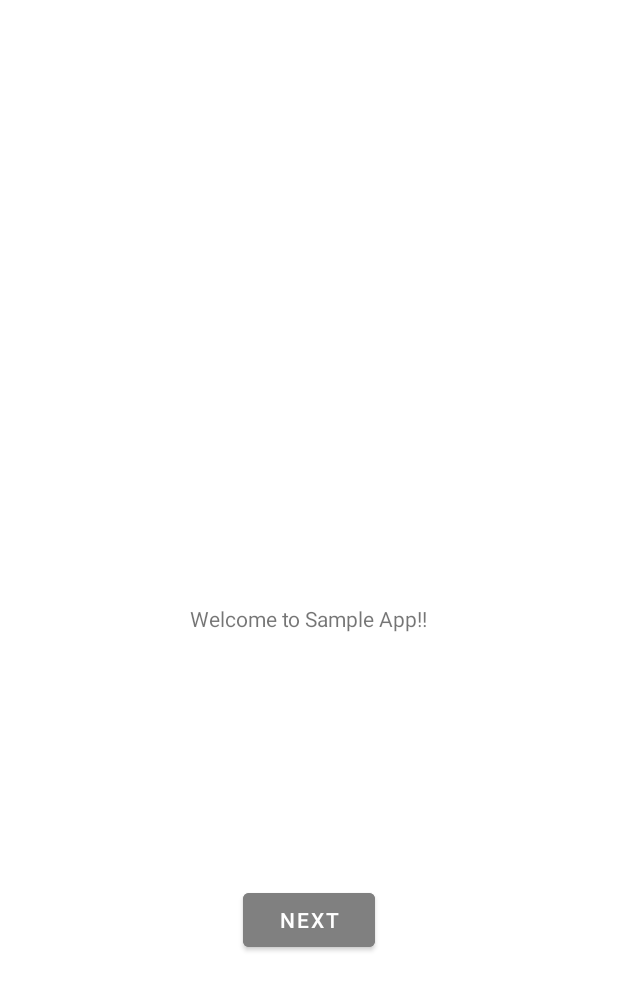
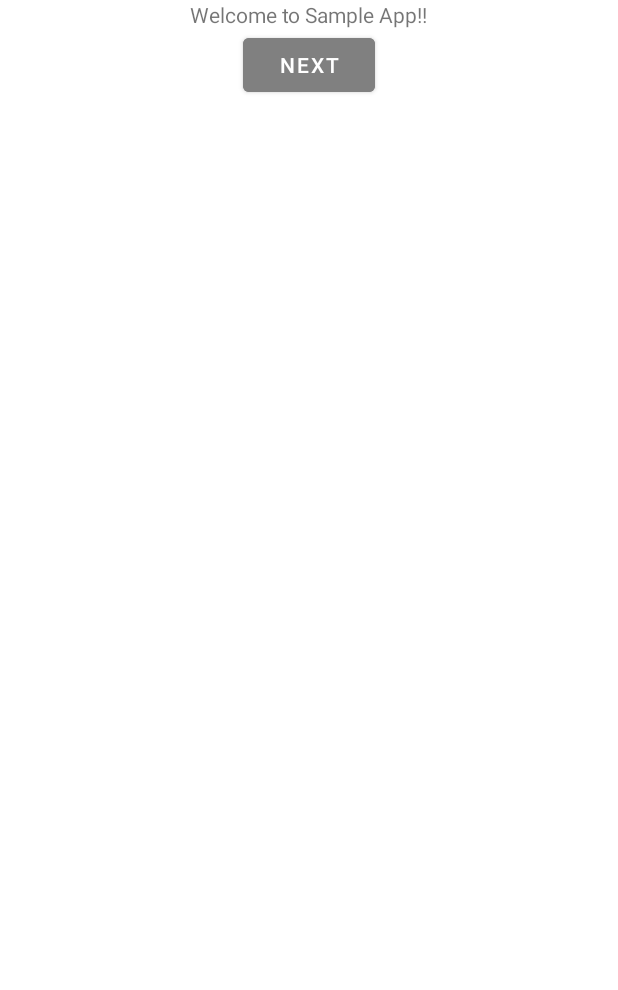
Before and after one commit to developer-min/sample-app-android, an Android app: the screen it shows after launch (MainActivity), on a phone screen of 412 x 824 dp. Shown: the top 990 px of the screen. Run offline under Robolectric (Android 15) with nearby library versions, the phone set to English and light mode, and no system bars.

Commit message:
Added TopFragment.

```diff
--- a/app/build.gradle
+++ b/app/build.gradle
@@ -37,6 +37,7 @@ dependencies {
     implementation 'androidx.appcompat:appcompat:1.3.0'
     implementation 'com.google.android.material:material:1.4.0'
     implementation 'androidx.constraintlayout:constraintlayout:2.0.4'
+    implementation 'androidx.legacy:legacy-support-v4:1.0.0'
     testImplementation 'junit:junit:4.13.2'
     androidTestImplementation 'androidx.test.ext:junit:1.1.3'
     androidTestImplementation 'androidx.test.espresso:espresso-core:3.4.0'
--- a/app/src/main/java/com/example/sampleapp/MainActivity.kt
+++ b/app/src/main/java/com/example/sampleapp/MainActivity.kt
@@ -2,11 +2,19 @@ package com.example.sampleapp
 
 import androidx.appcompat.app.AppCompatActivity
 import android.os.Bundle
+import android.widget.Button
+import androidx.fragment.app.FragmentManager
+import androidx.fragment.app.FragmentTransaction
 
 class MainActivity : AppCompatActivity() {
 
     override fun onCreate(savedInstanceState: Bundle?) {
         super.onCreate(savedInstanceState)
         setContentView(R.layout.activity_main)
+
+        val fragment = TopFragment()
+        val transaction = supportFragmentManager.beginTransaction()
+        transaction.add(R.id.container, fragment)
+        transaction.commit()
     }
 }
--- /dev/null
+++ b/app/src/main/java/com/example/sampleapp/TopFragment.kt
@@ -0,0 +1,21 @@
+package com.example.sampleapp
+
+import android.os.Bundle
+import androidx.fragment.app.Fragment
+import android.view.LayoutInflater
+import android.view.View
+import android.view.ViewGroup
+
+class TopFragment : Fragment() {
+
+    override fun onCreate(savedInstanceState: Bundle?) {
+        super.onCreate(savedInstanceState)
+    }
+
+    override fun onCreateView(
+        inflater: LayoutInflater, container: ViewGroup?,
+        savedInstanceState: Bundle?
+    ): View? {
+        return inflater.inflate(R.layout.fragment_top, container, false)
+    }
+}
--- a/app/src/main/res/layout/activity_main.xml
+++ b/app/src/main/res/layout/activity_main.xml
@@ -1,29 +1,9 @@
 <?xml version="1.0" encoding="utf-8"?>
 <androidx.constraintlayout.widget.ConstraintLayout xmlns:android="http://schemas.android.com/apk/res/android"
-    xmlns:app="http://schemas.android.com/apk/res-auto"
     xmlns:tools="http://schemas.android.com/tools"
+    android:id="@+id/container"
     android:layout_width="match_parent"
     android:layout_height="match_parent"
     tools:context=".MainActivity">
 
-    <TextView
-        android:id="@+id/welcome_text"
-        android:layout_width="wrap_content"
-        android:layout_height="wrap_content"
-        android:text="@string/welcome_text"
-        app:layout_constraintStart_toStartOf="parent"
-        app:layout_constraintEnd_toEndOf="parent"
-        app:layout_constraintTop_toTopOf="parent"
-        app:layout_constraintBottom_toBottomOf="parent"/>
-
-    <Button
-        android:layout_width="wrap_content"
-        android:layout_height="wrap_content"
-        android:backgroundTint="@color/gray"
-        android:text="@string/next_text"
-        app:layout_constraintStart_toStartOf="parent"
-        app:layout_constraintEnd_toEndOf="parent"
-        app:layout_constraintTop_toTopOf="@id/welcome_text"
-        app:layout_constraintBottom_toBottomOf="parent"/>
-
 </androidx.constraintlayout.widget.ConstraintLayout>
--- /dev/null
+++ b/app/src/main/res/layout/fragment_top.xml
@@ -0,0 +1,25 @@
+<?xml version="1.0" encoding="utf-8"?>
+<LinearLayout xmlns:android="http://schemas.android.com/apk/res/android"
+    xmlns:tools="http://schemas.android.com/tools"
+    android:layout_width="match_parent"
+    android:layout_height="wrap_content"
+    android:orientation="vertical"
+    android:layout_gravity="center_vertical"
+    tools:context=".TopFragment">
+
+    <TextView
+        android:id="@+id/welcome_text"
+        android:layout_width="wrap_content"
+        android:layout_height="wrap_content"
+        android:layout_gravity="center_horizontal"
+        android:text="@string/welcome_text" />
+
+    <Button
+        android:id="@+id/next_button"
+        android:layout_width="wrap_content"
+        android:layout_height="wrap_content"
+        android:layout_gravity="center_horizontal"
+        android:backgroundTint="@color/gray"
+        android:text="@string/next_text" />
+
+</LinearLayout>
--- a/app/src/main/res/values/strings.xml
+++ b/app/src/main/res/values/strings.xml
@@ -2,4 +2,6 @@
     <string name="app_name">SampleApp</string>
     <string name="welcome_text">Welcome to Sample App!!</string>
     <string name="next_text">Next</string>
+    <!-- TODO: Remove or change this placeholder text -->
+    <string name="hello_blank_fragment">Hello blank fragment</string>
 </resources>
```
